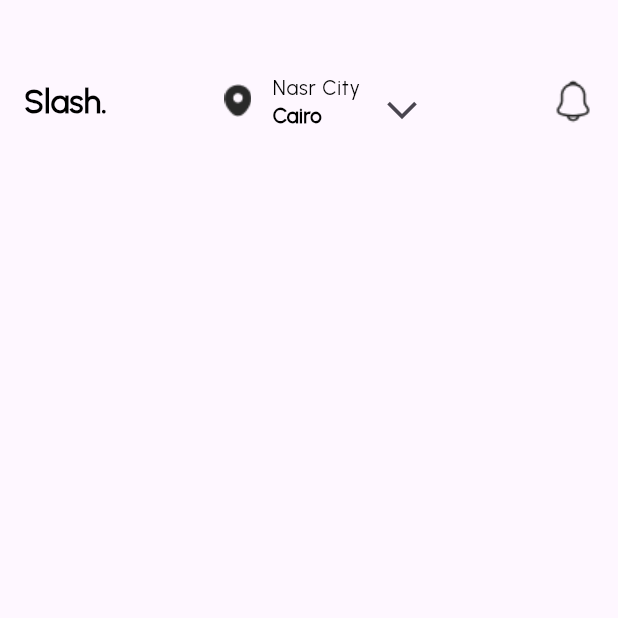
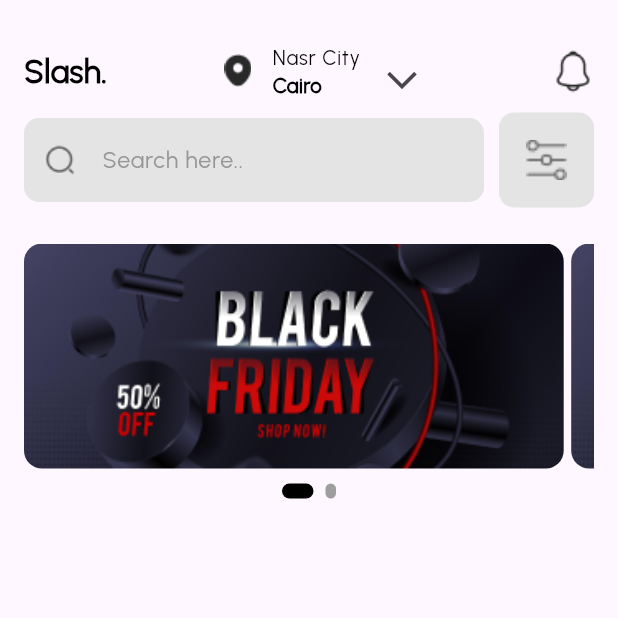
Before and after one commit to ahmed-shorbagy/slash-home-screen, a Flutter app: the screen it shows after launch, on a phone screen of 412 x 824 dp, the top half of it. Run offline on Flutter 3.47's test engine with Material 3 defaults, Android fonts, the phone set to English and light mode, and no system bars; drawn by our look-alikes of carousel_slider, smooth_page_indicator; our stand-ins replace bloc, equatable, flutter_bloc.

Commit message:
adding carousel slider and custom dots indicator

```diff
--- /dev/null
+++ b/devtools_options.yaml
@@ -0,0 +1,3 @@
+description: This file stores settings for Dart & Flutter DevTools.
+documentation: https://docs.flutter.dev/tools/devtools/extensions#configure-extension-enablement-states
+extensions:
--- a/lib/Core/utils/AppIcons.dart
+++ b/lib/Core/utils/AppIcons.dart
@@ -4,6 +4,10 @@ class Assets {
   /// Assets for iconsAccessories
   /// assets/icons/Accessories.png
   static const String iconsAccessories = "assets/icons/Accessories.png";
+
+  /// Assets for iconsBlackFriday
+  /// assets/icons/black_friday.png
+  static const String iconsBlackFriday = "assets/icons/black_friday.png";
 
   /// Assets for iconsBooks
   /// assets/icons/books.png
@@ -24,6 +28,14 @@ class Assets {
   /// Assets for iconsHome
   /// assets/icons/home.png
   static const String iconsHome = "assets/icons/home.png";
+
+  /// Assets for iconsHorizontalSlider2
+  /// assets/icons/Horizontal-Slider-2.png
+  static const String iconsHorizontalSlider2 = "assets/icons/Horizontal-Slider-2.png";
+
+  /// Assets for iconsHotDeal2
+  /// assets/icons/Hot_Deal2.png
+  static const String iconsHotDeal2 = "assets/icons/Hot_Deal2.png";
 
   /// Assets for iconsLocation
   /// assets/icons/location.png
--- a/lib/Presentation/widgets/HomeScreen_mobile_layout.dart
+++ b/lib/Presentation/widgets/HomeScreen_mobile_layout.dart
@@ -1,21 +1,26 @@
 import 'package:flutter/material.dart';
-import 'package:slash_responsive_home_screen/Core/utils/AppIcons.dart';
-import 'package:slash_responsive_home_screen/Core/utils/app_styles.dart';
-import 'package:slash_responsive_home_screen/Core/utils/size_config.dart';
+import 'package:flutter/widgets.dart';
 import 'package:slash_responsive_home_screen/Presentation/widgets/custom_app_bar.dart';
+import 'package:slash_responsive_home_screen/Presentation/widgets/custom_carouselSlider.dart';
+import 'package:slash_responsive_home_screen/Presentation/widgets/search_and_menu.dart';
 
 class HOmeScreenMobileLayout extends StatelessWidget {
   const HOmeScreenMobileLayout({super.key});
 
   @override
   Widget build(BuildContext context) {
-    return const Column(
-      children: [
-        Padding(
-          padding: EdgeInsets.symmetric(vertical: 40, horizontal: 16),
-          child: CustomAppBar(),
-        )
-      ],
+    return const Padding(
+      padding: EdgeInsets.symmetric(vertical: 20, horizontal: 16),
+      child: Column(
+        children: [
+          CustomAppBar(),
+          SearchAndMenu(),
+          Padding(
+            padding: EdgeInsets.symmetric(vertical: 24),
+            child: CustomCarouselSlider(),
+          ),
+        ],
+      ),
     );
   }
 }
--- /dev/null
+++ b/lib/Presentation/widgets/custom_carouselSlider.dart
@@ -0,0 +1,71 @@
+import 'package:carousel_slider/carousel_controller.dart';
+import 'package:carousel_slider/carousel_slider.dart';
+import 'package:flutter/material.dart';
+import 'package:slash_responsive_home_screen/Core/utils/AppIcons.dart';
+import 'package:smooth_page_indicator/smooth_page_indicator.dart';
+
+class CustomCarouselSlider extends StatefulWidget {
+  const CustomCarouselSlider({super.key});
+
+  @override
+  _CustomCarouselSliderState createState() => _CustomCarouselSliderState();
+}
+
+class _CustomCarouselSliderState extends State<CustomCarouselSlider> {
+  final List<String> images = [
+    Assets.iconsBlackFriday,
+    Assets.iconsBlackFriday,
+  ];
+
+  int _currentIndex = 0;
+  final CarouselController _controller = CarouselController();
+
+  @override
+  Widget build(BuildContext context) {
+    return Column(
+      children: [
+        CarouselSlider(
+          items: images.map((i) {
+            return Builder(
+              builder: (BuildContext context) {
+                return Container(
+                  margin: const EdgeInsets.only(right: 5),
+                  decoration: BoxDecoration(
+                    borderRadius: BorderRadius.circular(12),
+                    image: DecorationImage(
+                      image: AssetImage(i),
+                      fit: BoxFit.fill,
+                    ),
+                  ),
+                );
+              },
+            );
+          }).toList(),
+          carouselController: _controller,
+          options: CarouselOptions(
+            viewportFraction: 0.96,
+            padEnds: false,
+            enableInfiniteScroll: false,
+            height: 150.0,
+            enlargeCenterPage: false,
+            onPageChanged: (index, reason) {
+              setState(() {
+                _currentIndex = index;
+              });
+            },
+          ),
+        ),
+        const SizedBox(height: 10),
+        AnimatedSmoothIndicator(
+          activeIndex: _currentIndex,
+          count: images.length,
+          effect: const ExpandingDotsEffect(
+              activeDotColor: Colors.black, dotHeight: 10, dotWidth: 7),
+          onDotClicked: (index) {
+            _controller.animateToPage(index);
+          },
+        ),
+      ],
+    );
+  }
+}
--- /dev/null
+++ b/lib/Presentation/widgets/search_and_menu.dart
@@ -0,0 +1,62 @@
+import 'package:flutter/material.dart';
+import 'package:slash_responsive_home_screen/Core/utils/AppIcons.dart';
+import 'package:slash_responsive_home_screen/Core/utils/app_styles.dart';
+
+class SearchAndMenu extends StatelessWidget {
+  const SearchAndMenu({
+    super.key,
+  });
+
+  @override
+  Widget build(BuildContext context) {
+    return Row(
+      children: [
+        Flexible(
+          fit: FlexFit.tight,
+          flex: 5,
+          child: Padding(
+            padding: const EdgeInsets.only(right: 10),
+            child: TextField(
+              decoration: InputDecoration(
+                enabledBorder: OutlineInputBorder(
+                  borderSide:
+                      const BorderSide(color: Colors.transparent, width: 0),
+                  borderRadius: BorderRadius.circular(10),
+                ),
+                border: OutlineInputBorder(
+                  borderSide:
+                      const BorderSide(color: Colors.transparent, width: 0),
+                  borderRadius: BorderRadius.circular(10),
+                ),
+                fillColor: const Color(0xffE4E4E4),
+                filled: true,
+                hintText: "Search here..",
+                hintStyle: AppStyles.styleRegular16(context)
+                    .copyWith(color: const Color(0xff969696)),
+                prefixIcon: Image.asset(
+                  Assets.iconsSearchNormal,
+                  color: const Color(0xff5F5F5F),
+                ),
+              ),
+            ),
+          ),
+        ),
+        Flexible(
+          flex: 1,
+          fit: FlexFit.tight,
+          child: Container(
+            decoration: const BoxDecoration(
+              color: Color(0xffE4E4E4),
+              borderRadius: BorderRadius.all(Radius.circular(10)),
+            ),
+            child: Image.asset(
+              color: const Color(0xff5F5F5F),
+              Assets.iconsHorizontalSlider2,
+              scale: 0.7,
+            ),
+          ),
+        )
+      ],
+    );
+  }
+}
```
Also changed, not shown: pubspec.yaml (+3 -4 lines), assets/icons/Horizontal-Slider-2.png (added), assets/icons/Hot_Deal2.png (added), assets/icons/black_friday.png (added), pubspec.lock.
